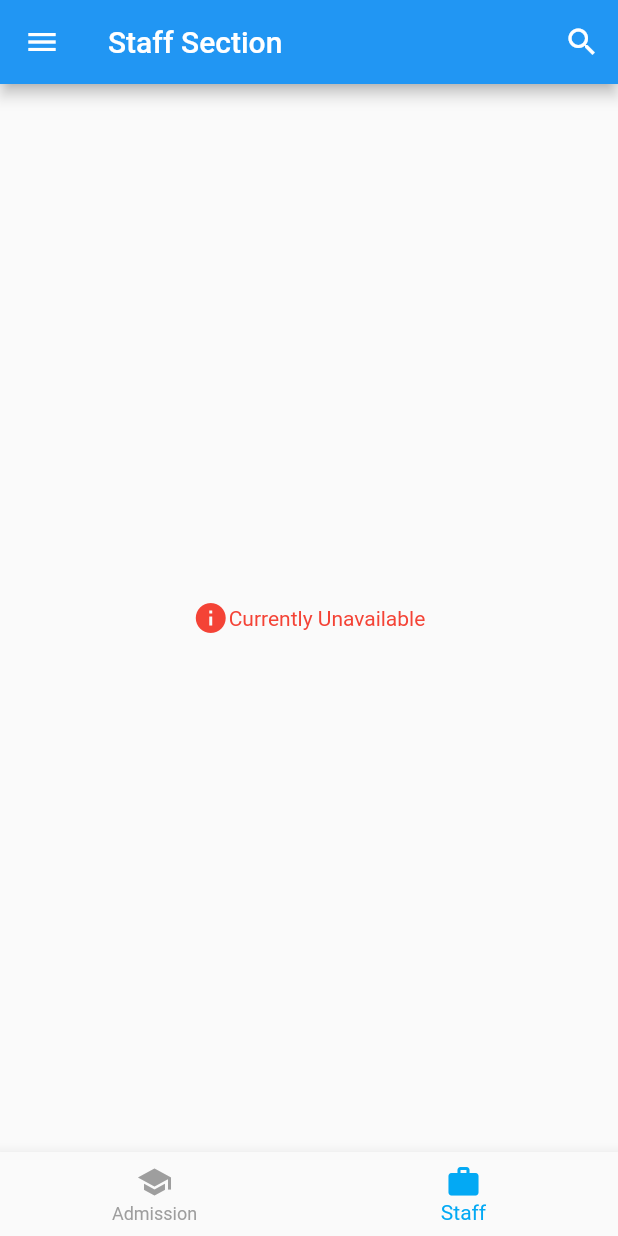
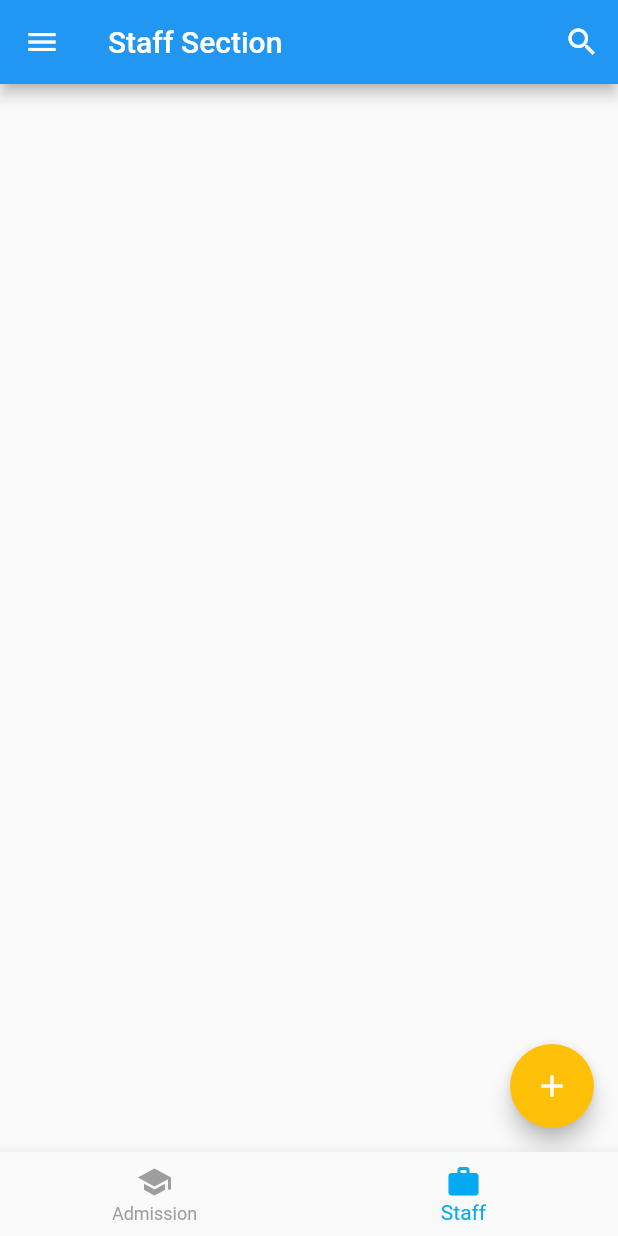
Before and after one commit to akesharwani23/college_db, a Flutter app: the VerifiedHomeScreen screen opened directly, item 2 of the bottom bar chosen, on a phone screen of 412 x 824 dp. Run offline on Flutter 3.47's test engine with Material 2 defaults, Android fonts, the phone set to English and light mode, and no system bars; our stand-ins replace cloud_firestore, firebase_auth, firebase_core, flutter_form_builder, open_file, pdf and 1 more; accounts and stored records are empty.

Commit message:
Basic Staff Section Screen Added

```diff
--- a/lib/main.dart
+++ b/lib/main.dart
@@ -3,6 +3,7 @@ import 'package:college_db/screens/admission_detail_screen.dart';
 import 'package:college_db/screens/admission_form_screen.dart';
 import 'package:college_db/screens/auth_screen.dart';
 import 'package:college_db/screens/home_screen.dart';
+import 'package:college_db/screens/staff_form_screen.dart';
 import 'package:firebase_auth/firebase_auth.dart';
 import 'package:firebase_core/firebase_core.dart';
 import 'package:flutter/material.dart';
@@ -51,6 +52,7 @@ class MyApp extends StatelessWidget {
       routes: {
         AdmissionFormScreen.routeName: (ctx) => const AdmissionFormScreen(),
         AdmissionDetailScreen.routeName: (ctx) => const AdmissionDetailScreen(),
+        StaffFormScreen.routeName: (ctx) => const StaffFormScreen(),
       },
     );
   }
--- /dev/null
+++ b/lib/screens/staff_section_screen.dart
@@ -0,0 +1,18 @@
+import 'package:college_db/screens/staff_form_screen.dart';
+import 'package:flutter/material.dart';
+
+class StaffSectionScreen extends StatelessWidget {
+  const StaffSectionScreen({Key? key}) : super(key: key);
+
+  @override
+  Widget build(BuildContext context) {
+    return Scaffold(
+      floatingActionButton: FloatingActionButton(
+        onPressed: () {
+          Navigator.of(context).pushNamed(StaffFormScreen.routeName);
+        },
+        child: const Icon(Icons.add),
+      ),
+    );
+  }
+}
--- a/lib/screens/verified_home_screen.dart
+++ b/lib/screens/verified_home_screen.dart
@@ -1,3 +1,4 @@
+import 'package:college_db/screens/staff_section_screen.dart';
 import 'package:flutter/material.dart';
 
 import '../widgets/app_drawer.dart';
@@ -22,21 +23,7 @@ class _VerifiedHomeScreenState extends State<VerifiedHomeScreen> {
     _titles = ['Admission Section', 'Staff Section'];
     _pages = [
       const AdmissionSectionScreen(),
-      Center(
-        child: Row(
-          mainAxisAlignment: MainAxisAlignment.center,
-          children: const [
-            Icon(
-              Icons.info,
-              color: Colors.red,
-            ),
-            Text(
-              'Currently Unavailable',
-              style: TextStyle(color: Colors.red),
-            )
-          ],
-        ),
-      )
+      const StaffSectionScreen(),
     ];
     super.initState();
   }
```
Also changed, not shown: lib/screens/staff_form_screen.dart (added, +18 -0 lines), lib/widgets/staff_form.dart (added, +47 -0 lines).
